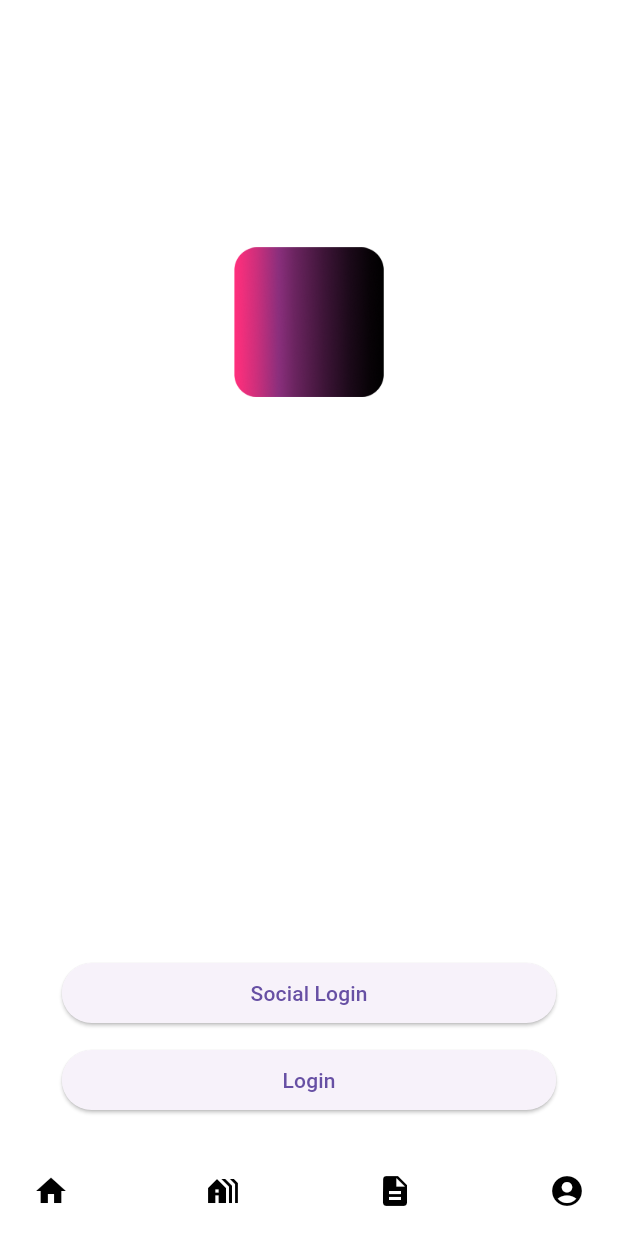
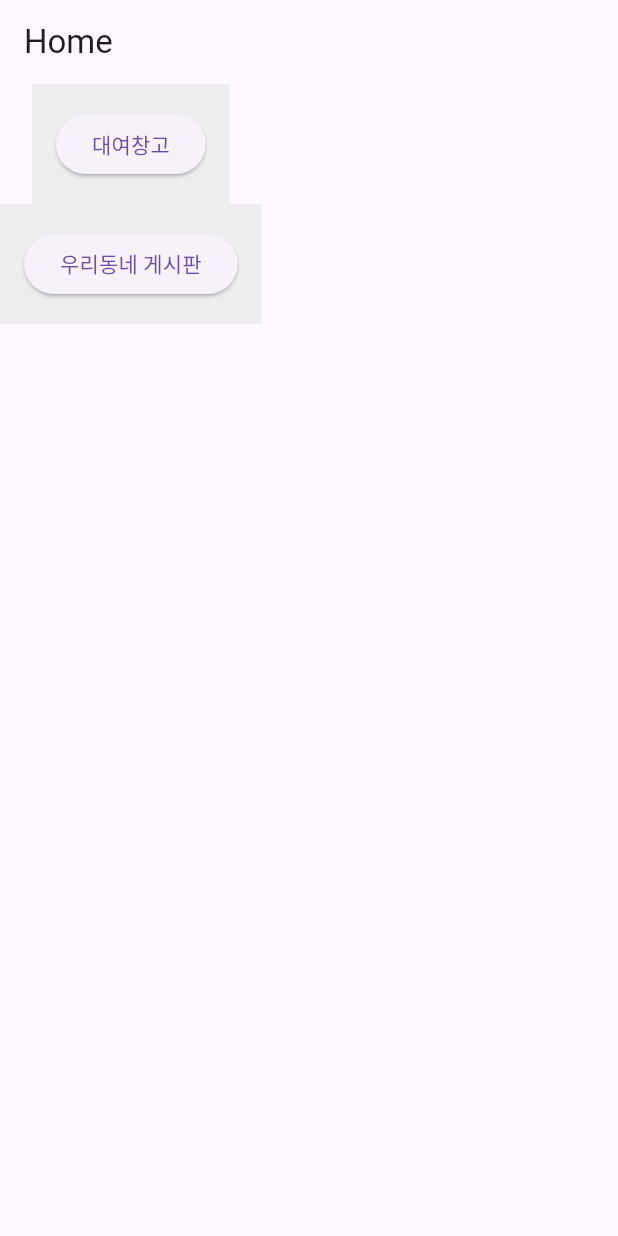
Before and after one commit to SPARCS-Service-Hackathon-2024/A4-App, a Flutter app: the screen it shows after launch, on a phone screen of 412 x 824 dp. Run offline on Flutter 3.47's test engine with Material 3 defaults, Android fonts, the phone set to English and light mode, and no system bars.

Commit message:
feat: 페이지2 우리 동네 게시판 구현 #1

```diff
--- a/app_front/lib/main.dart
+++ b/app_front/lib/main.dart
@@ -3,34 +3,64 @@
 import 'package:app_front/View/Screen/login_page.dart';
 
 import 'package:flutter/material.dart';
+import 'package:app_front/View/Screen/RentalTap.dart';
+import 'package:app_front/View/Screen/RentalPage.dart';
+import 'package:app_front/View/Screen/BulletinBoardPage.dart';
 
-
-
-void main(){
-
-  runApp(const MyApp());
+void main() {
+  runApp(MyApp());
 }
 
-
-class MyApp extends StatefulWidget {
-  const MyApp({Key? key}) : super(key: key);
-
+class MyApp extends StatelessWidget {
   @override
-  _MyAppState createState() => _MyAppState();
+  Widget build(BuildContext context) {
+    return MaterialApp(
+      title: 'My App',
+      theme: ThemeData(
+        primarySwatch: Colors.blue,
+      ),
+      home: HomePage(),
+    );
+  }
 }
 
-class _MyAppState extends State<MyApp> {
-
+class HomePage extends StatelessWidget {
   @override
   Widget build(BuildContext context) {
-    return  MaterialApp(
-      title: '로그인 앱',
-      theme: ThemeData(
-        primarySwatch: Colors.green,
+    return Scaffold(
+      appBar: AppBar(
+        title: Text('Home'),
       ),
-      home: LoginPage(),
-
+      body: Column(
+        children: [
+          Container(
+            padding: EdgeInsets.all(16.0),
+            color: Colors.grey[200],
+            child: ElevatedButton(
+              onPressed: () {
+                Navigator.push(
+                  context,
+                  MaterialPageRoute(builder: (context) => RentalPage()),
+                );
+              },
+              child: Text('대여창고'),
+            ),
+          ),
+          Container(
+            padding: EdgeInsets.all(16.0),
+            color: Colors.grey[200],
+            child: ElevatedButton(
+              onPressed: () {
+                Navigator.push(
+                  context,
+                  MaterialPageRoute(builder: (context) => BulletinBoardPage()),
+                );
+              },
+              child: Text('우리동네 게시판'),
+            ),
+          ),
+        ],
+      ),
     );
   }
-
 }
```
